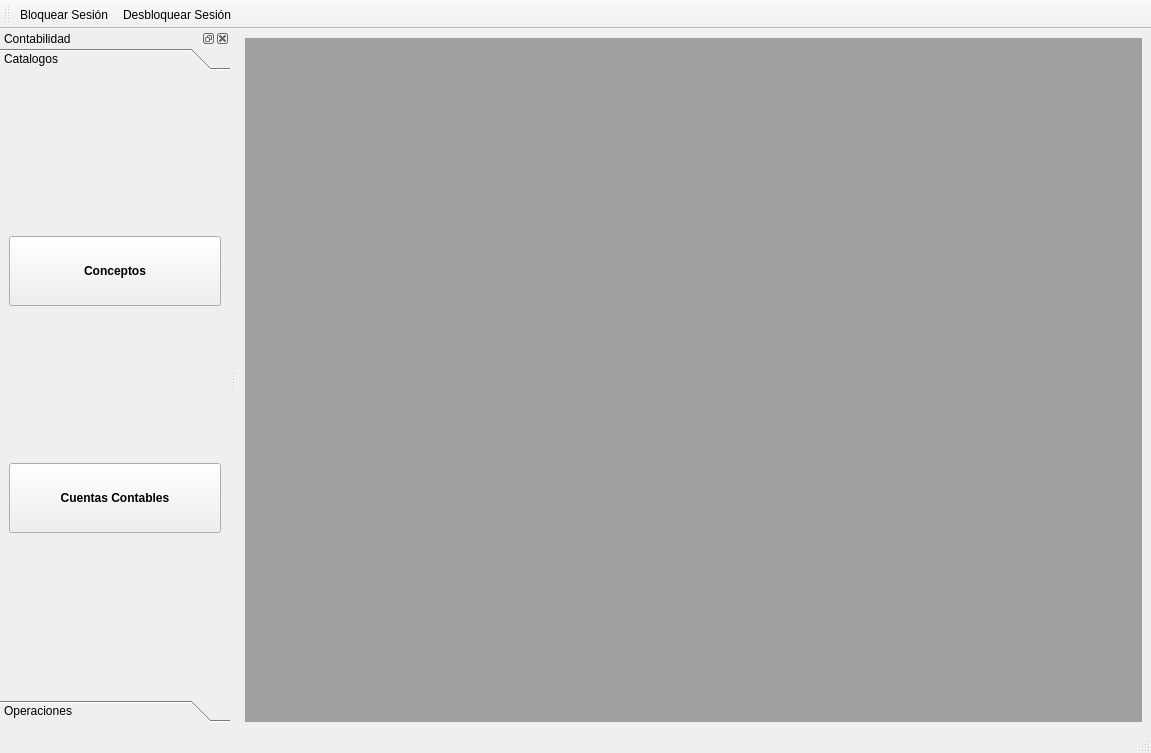
Old version of the form src/ui/mainwindowcontabilidad.ui in the repository armonge/EsquipulasPy.
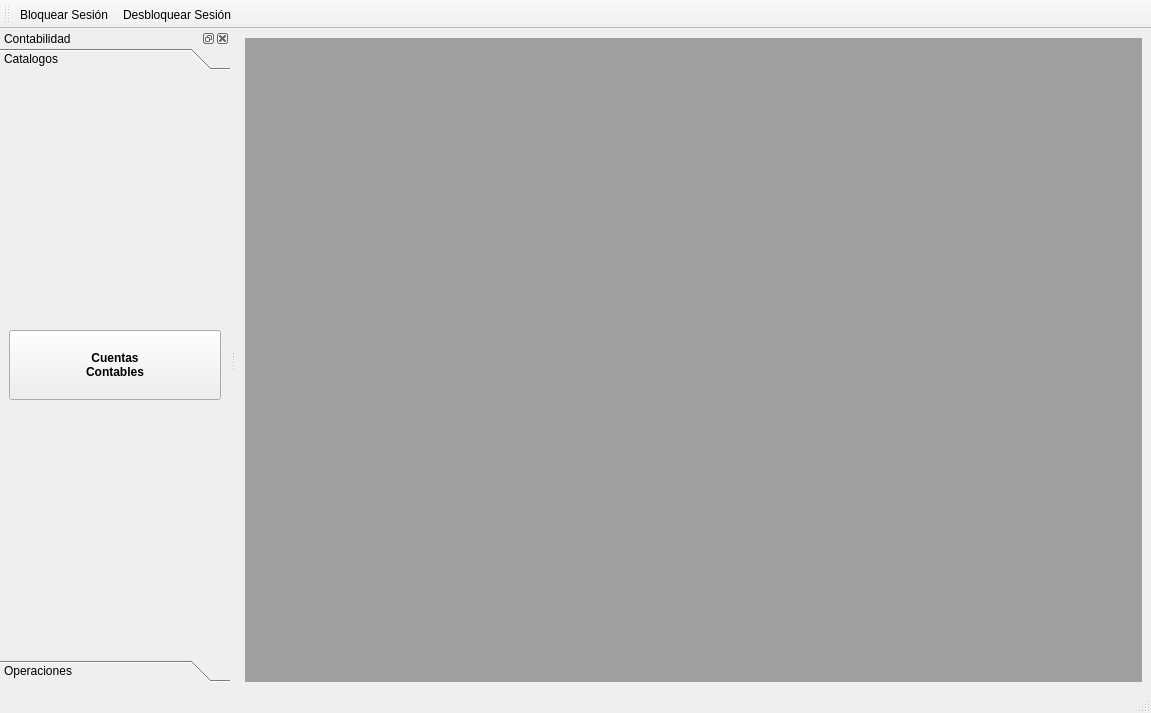
New version of the form. The open tabs and pages were chosen to show the change. Icons and pictures are not drawn.

Commit message: - En arqueo se añadio un FIXME - En cheques se limpio un poco y se añadieron muchos FIXME - En cuentas se añadieron mensajes de error si no se pudo insertar una cuenta - En chequemodel se añadio documentación - Se añadio consulta en queries para calcular el primer dia del mes

```diff
--- a/src/ui/mainwindowcontabilidad.ui
+++ b/src/ui/mainwindowcontabilidad.ui
@@ -10,7 +10,7 @@
     <x>0</x>
     <y>0</y>
     <width>1151</width>
-    <height>753</height>
+    <height>713</height>
    </rect>
   </property>
   <property name="windowTitle">
@@ -80,57 +80,18 @@
         <number>1</number>
        </property>
        <widget class="QWidget" name="page">
+        <property name="geometry">
+         <rect>
+          <x>0</x>
+          <y>0</y>
+          <width>214</width>
+          <height>567</height>
+         </rect>
+        </property>
         <attribute name="label">
          <string>Catalogos</string>
         </attribute>
         <layout class="QVBoxLayout" name="verticalLayout_2">
-         <item>
-          <widget class="QPushButton" name="btnConceptos">
-           <property name="sizePolicy">
-            <sizepolicy hsizetype="MinimumExpanding" vsizetype="Fixed">
-             <horstretch>0</horstretch>
-             <verstretch>0</verstretch>
-            </sizepolicy>
-           </property>
-           <property name="minimumSize">
-            <size>
-             <width>0</width>
-             <height>70</height>
-            </size>
-           </property>
-           <property name="font">
-            <font>
-             <weight>75</weight>
-             <bold>true</bold>
-            </font>
-           </property>
-           <property name="text">
-            <string>Conceptos</string>
-           </property>
-           <property name="icon">
-            <iconset resource="res.qrc">
-             <normaloff>:/images/res/view-pim-tasks.png</normaloff>:/images/res/view-pim-tasks.png</iconset>
-           </property>
-           <property name="iconSize">
-            <size>
-             <width>48</width>
-             <height>48</height>
-            </size>
-           </property>
-           <property name="shortcut">
-            <string>Ctrl+4</string>
-           </property>
-           <property name="autoDefault">
-            <bool>false</bool>
-           </property>
-           <property name="default">
-            <bool>false</bool>
-           </property>
-           <property name="flat">
-            <bool>false</bool>
-           </property>
-          </widget>
-         </item>
          <item>
           <widget class="QPushButton" name="btnAccounts">
            <property name="sizePolicy">
@@ -152,7 +113,8 @@
             </font>
            </property>
            <property name="text">
-            <string>Cuentas Contables</string>
+            <string>Cuentas
+Contables</string>
            </property>
            <property name="icon">
             <iconset resource="res.qrc">
```
Left out of the diff: 19 changed lines with no effect on the pictures. The commit also changes 14 other files.
